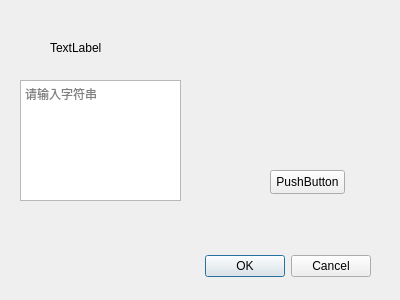
Above: windows.ui from Kenio1412/STSA before the change. Below: the same form after it.
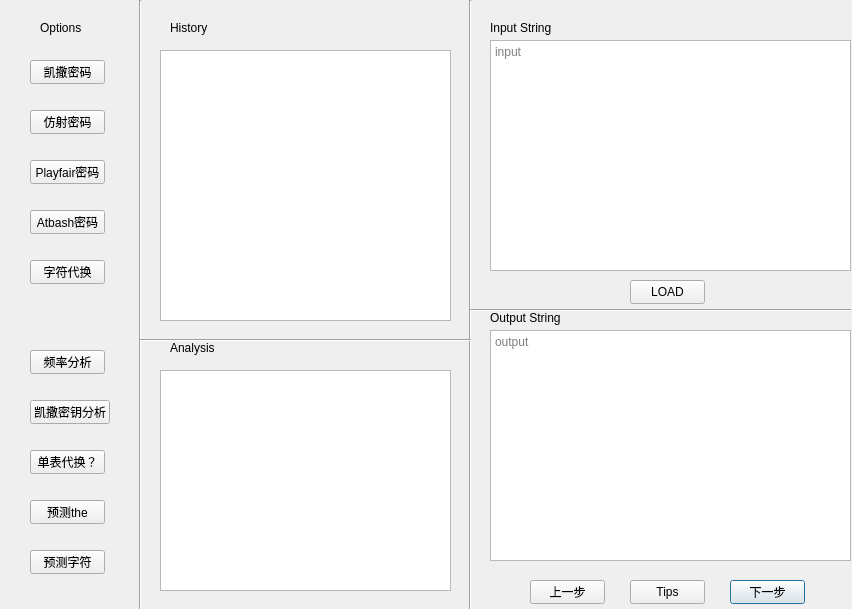
That is the form after the change.

```diff
--- a/windows.ui
+++ b/windows.ui
@@ -6,53 +6,34 @@
    <rect>
     <x>0</x>
     <y>0</y>
-    <width>400</width>
-    <height>300</height>
+    <width>852</width>
+    <height>609</height>
    </rect>
   </property>
   <property name="windowTitle">
    <string>STAT</string>
   </property>
-  <widget class="QDialogButtonBox" name="buttonBox">
-   <property name="enabled">
-    <bool>true</bool>
-   </property>
+  <property name="sizeGripEnabled">
+   <bool>false</bool>
+  </property>
+  <widget class="QLabel" name="Output_lable">
    <property name="geometry">
     <rect>
-     <x>30</x>
-     <y>250</y>
-     <width>341</width>
-     <height>32</height>
-    </rect>
-   </property>
-   <property name="mouseTracking">
-    <bool>false</bool>
-   </property>
-   <property name="orientation">
-    <enum>Qt::Orientation::Horizontal</enum>
-   </property>
-   <property name="standardButtons">
-    <set>QDialogButtonBox::StandardButton::Cancel|QDialogButtonBox::StandardButton::Ok</set>
-   </property>
-  </widget>
-  <widget class="QLabel" name="label">
-   <property name="geometry">
-    <rect>
-     <x>50</x>
-     <y>40</y>
-     <width>54</width>
+     <x>490</x>
+     <y>310</y>
+     <width>91</width>
      <height>16</height>
     </rect>
    </property>
    <property name="text">
-    <string>TextLabel</string>
+    <string>Output String</string>
    </property>
   </widget>
   <widget class="QPushButton" name="pushButton">
    <property name="geometry">
     <rect>
-     <x>270</x>
-     <y>170</y>
+     <x>730</x>
+     <y>580</y>
      <width>75</width>
      <height>24</height>
     </rect>
@@ -64,20 +45,356 @@
     <string>&lt;html&gt;&lt;head/&gt;&lt;body&gt;&lt;p&gt;123&lt;/p&gt;&lt;/body&gt;&lt;/html&gt;</string>
    </property>
    <property name="text">
-    <string>PushButton</string>
+    <string>下一步</string>
    </property>
   </widget>
   <widget class="QTextEdit" name="textEdit">
    <property name="geometry">
     <rect>
-     <x>20</x>
-     <y>80</y>
-     <width>161</width>
-     <height>121</height>
+     <x>490</x>
+     <y>330</y>
+     <width>361</width>
+     <height>231</height>
     </rect>
    </property>
    <property name="placeholderText">
-    <string>请输入字符串</string>
+    <string>output</string>
+   </property>
+  </widget>
+  <widget class="QTextEdit" name="Input_text">
+   <property name="geometry">
+    <rect>
+     <x>490</x>
+     <y>40</y>
+     <width>361</width>
+     <height>231</height>
+    </rect>
+   </property>
+   <property name="placeholderText">
+    <string>input</string>
+   </property>
+  </widget>
+  <widget class="QLabel" name="Input_label">
+   <property name="geometry">
+    <rect>
+     <x>490</x>
+     <y>20</y>
+     <width>81</width>
+     <height>16</height>
+    </rect>
+   </property>
+   <property name="text">
+    <string>Input String</string>
+   </property>
+  </widget>
+  <widget class="Line" name="line">
+   <property name="geometry">
+    <rect>
+     <x>460</x>
+     <y>0</y>
+     <width>20</width>
+     <height>611</height>
+    </rect>
+   </property>
+   <property name="orientation">
+    <enum>Qt::Orientation::Vertical</enum>
+   </property>
+  </widget>
+  <widget class="Line" name="line_2">
+   <property name="geometry">
+    <rect>
+     <x>470</x>
+     <y>300</y>
+     <width>381</width>
+     <height>20</height>
+    </rect>
+   </property>
+   <property name="orientation">
+    <enum>Qt::Orientation::Horizontal</enum>
+   </property>
+  </widget>
+  <widget class="QPushButton" name="RollBack">
+   <property name="geometry">
+    <rect>
+     <x>530</x>
+     <y>580</y>
+     <width>75</width>
+     <height>24</height>
+    </rect>
+   </property>
+   <property name="toolTip">
+    <string>&lt;html&gt;&lt;head/&gt;&lt;body&gt;&lt;p&gt;返回上一步&lt;/p&gt;&lt;/body&gt;&lt;/html&gt;</string>
+   </property>
+   <property name="text">
+    <string>上一步</string>
+   </property>
+  </widget>
+  <widget class="Line" name="line_3">
+   <property name="geometry">
+    <rect>
+     <x>130</x>
+     <y>0</y>
+     <width>20</width>
+     <height>611</height>
+    </rect>
+   </property>
+   <property name="orientation">
+    <enum>Qt::Orientation::Vertical</enum>
+   </property>
+  </widget>
+  <widget class="Line" name="line_4">
+   <property name="geometry">
+    <rect>
+     <x>140</x>
+     <y>330</y>
+     <width>331</width>
+     <height>20</height>
+    </rect>
+   </property>
+   <property name="orientation">
+    <enum>Qt::Orientation::Horizontal</enum>
+   </property>
+  </widget>
+  <widget class="QLabel" name="History_label">
+   <property name="geometry">
+    <rect>
+     <x>170</x>
+     <y>20</y>
+     <width>54</width>
+     <height>16</height>
+    </rect>
+   </property>
+   <property name="text">
+    <string>History</string>
+   </property>
+  </widget>
+  <widget class="QLabel" name="Analysis_label">
+   <property name="geometry">
+    <rect>
+     <x>170</x>
+     <y>340</y>
+     <width>54</width>
+     <height>16</height>
+    </rect>
+   </property>
+   <property name="text">
+    <string>Analysis</string>
+   </property>
+  </widget>
+  <widget class="QLabel" name="Options">
+   <property name="geometry">
+    <rect>
+     <x>40</x>
+     <y>20</y>
+     <width>54</width>
+     <height>16</height>
+    </rect>
+   </property>
+   <property name="text">
+    <string>Options</string>
+   </property>
+  </widget>
+  <widget class="QTextBrowser" name="History_text">
+   <property name="geometry">
+    <rect>
+     <x>160</x>
+     <y>50</y>
+     <width>291</width>
+     <height>271</height>
+    </rect>
+   </property>
+  </widget>
+  <widget class="QTextBrowser" name="Analysis_text">
+   <property name="geometry">
+    <rect>
+     <x>160</x>
+     <y>370</y>
+     <width>291</width>
+     <height>221</height>
+    </rect>
+   </property>
+  </widget>
+  <widget class="QPushButton" name="Caesar">
+   <property name="geometry">
+    <rect>
+     <x>30</x>
+     <y>60</y>
+     <width>75</width>
+     <height>24</height>
+    </rect>
+   </property>
+   <property name="text">
+    <string>凯撒密码</string>
+   </property>
+  </widget>
+  <widget class="QPushButton" name="Affine">
+   <property name="geometry">
+    <rect>
+     <x>30</x>
+     <y>110</y>
+     <width>75</width>
+     <height>24</height>
+    </rect>
+   </property>
+   <property name="text">
+    <string>仿射密码</string>
+   </property>
+  </widget>
+  <widget class="QPushButton" name="Playfair">
+   <property name="geometry">
+    <rect>
+     <x>30</x>
+     <y>160</y>
+     <width>75</width>
+     <height>24</height>
+    </rect>
+   </property>
+   <property name="text">
+    <string>Playfair密码</string>
+   </property>
+  </widget>
+  <widget class="QPushButton" name="Atbash">
+   <property name="geometry">
+    <rect>
+     <x>30</x>
+     <y>210</y>
+     <width>75</width>
+     <height>24</height>
+    </rect>
+   </property>
+   <property name="text">
+    <string>Atbash密码</string>
+   </property>
+  </widget>
+  <widget class="QPushButton" name="Replace">
+   <property name="geometry">
+    <rect>
+     <x>30</x>
+     <y>260</y>
+     <width>75</width>
+     <height>24</height>
+    </rect>
+   </property>
+   <property name="toolTip">
+    <string>&lt;html&gt;&lt;head/&gt;&lt;body&gt;&lt;p&gt;可进行单字符或多字符代换&lt;/p&gt;&lt;/body&gt;&lt;/html&gt;</string>
+   </property>
+   <property name="text">
+    <string>字符代换</string>
+   </property>
+  </widget>
+  <widget class="QPushButton" name="FindThe">
+   <property name="geometry">
+    <rect>
+     <x>30</x>
+     <y>500</y>
+     <width>75</width>
+     <height>24</height>
+    </rect>
+   </property>
+   <property name="toolTip">
+    <string>&lt;html&gt;&lt;head/&gt;&lt;body&gt;&lt;p&gt;推荐一开始使用，用于寻找文本中最可能为the的三个字母&lt;/p&gt;&lt;/body&gt;&lt;/html&gt;</string>
+   </property>
+   <property name="text">
+    <string>预测the</string>
+   </property>
+  </widget>
+  <widget class="QPushButton" name="FineChar">
+   <property name="geometry">
+    <rect>
+     <x>30</x>
+     <y>550</y>
+     <width>75</width>
+     <height>24</height>
+    </rect>
+   </property>
+   <property name="toolTip">
+    <string>&lt;html&gt;&lt;head/&gt;&lt;body&gt;&lt;p&gt;预测下一个频率最高的字符的可能值&lt;/p&gt;&lt;/body&gt;&lt;/html&gt;</string>
+   </property>
+   <property name="text">
+    <string>预测字符</string>
+   </property>
+  </widget>
+  <widget class="QPushButton" name="isMonoalphabetic">
+   <property name="geometry">
+    <rect>
+     <x>30</x>
+     <y>450</y>
+     <width>75</width>
+     <height>24</height>
+    </rect>
+   </property>
+   <property name="toolTip">
+    <string>&lt;html&gt;&lt;head/&gt;&lt;body&gt;&lt;p&gt;判断是否为单表代换&lt;/p&gt;&lt;/body&gt;&lt;/html&gt;</string>
+   </property>
+   <property name="whatsThis">
+    <string>判断是否为单表代换</string>
+   </property>
+   <property name="text">
+    <string>单表代换？</string>
+   </property>
+  </widget>
+  <widget class="QPushButton" name="CaesarKey">
+   <property name="geometry">
+    <rect>
+     <x>30</x>
+     <y>400</y>
+     <width>80</width>
+     <height>24</height>
+    </rect>
+   </property>
+   <property name="toolTip">
+    <string>&lt;html&gt;&lt;head/&gt;&lt;body&gt;&lt;p&gt;根据单字母频率分析，猜测凯撒密码密钥&lt;/p&gt;&lt;/body&gt;&lt;/html&gt;</string>
+   </property>
+   <property name="text">
+    <string>凯撒密钥分析</string>
+   </property>
+  </widget>
+  <widget class="QPushButton" name="Frequency">
+   <property name="geometry">
+    <rect>
+     <x>30</x>
+     <y>350</y>
+     <width>75</width>
+     <height>24</height>
+    </rect>
+   </property>
+   <property name="toolTip">
+    <string>&lt;html&gt;&lt;head/&gt;&lt;body&gt;&lt;p&gt;返回input内容的n-gram频率（n = 1,2,3）&lt;/p&gt;&lt;/body&gt;&lt;/html&gt;</string>
+   </property>
+   <property name="text">
+    <string>频率分析</string>
+   </property>
+  </widget>
+  <widget class="QPushButton" name="LOAD">
+   <property name="geometry">
+    <rect>
+     <x>630</x>
+     <y>280</y>
+     <width>75</width>
+     <height>24</height>
+    </rect>
+   </property>
+   <property name="toolTip">
+    <string>&lt;html&gt;&lt;head/&gt;&lt;body&gt;&lt;p&gt;使用过程中谨慎点击，这会导致中间过程被清空&lt;/p&gt;&lt;/body&gt;&lt;/html&gt;</string>
+   </property>
+   <property name="text">
+    <string>LOAD</string>
+   </property>
+  </widget>
+  <widget class="QPushButton" name="Tips">
+   <property name="geometry">
+    <rect>
+     <x>630</x>
+     <y>580</y>
+     <width>75</width>
+     <height>24</height>
+    </rect>
+   </property>
+   <property name="toolTip">
+    <string>&lt;html&gt;&lt;head/&gt;&lt;body&gt;&lt;p&gt;点我，看提示！！&lt;/p&gt;&lt;/body&gt;&lt;/html&gt;</string>
+   </property>
+   <property name="text">
+    <string>Tips</string>
    </property>
   </widget>
  </widget>
```
Left out of the diff: 59 changed lines with no effect on the pictures.
